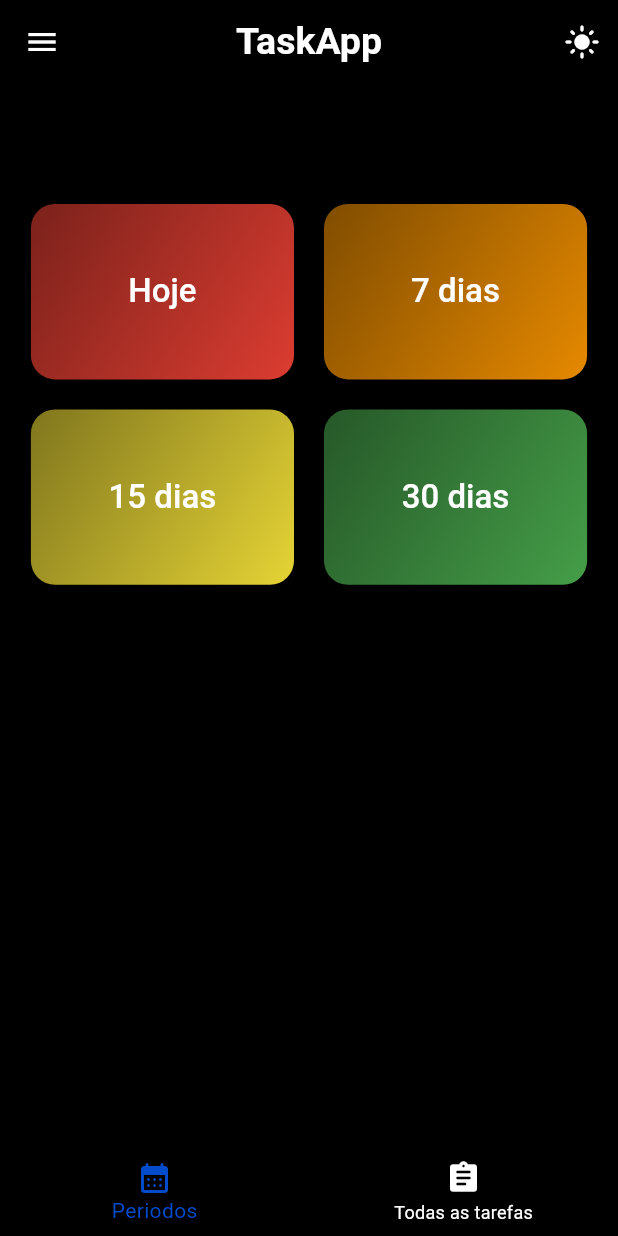
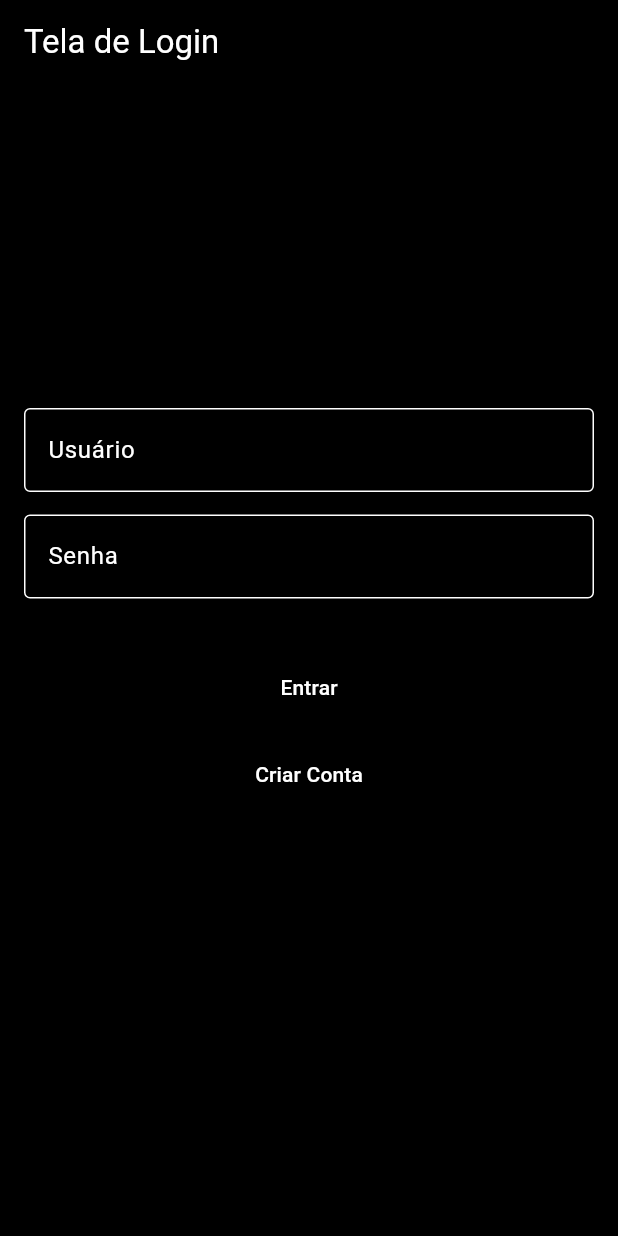
Before and after one commit to MatheusSousa28/tasks-app, a Flutter app: the screen it shows after launch, on a phone screen of 412 x 824 dp. Run offline on Flutter 3.47's test engine with Material 3 defaults, Android fonts, the light colour scheme and no system bars; our stand-ins replace flutter_riverpod, shared_preferences.

Commit message:
Adiciona telas de login e cadastro com navegação para HomePage

```diff
--- a/Front-end/lib/main.dart
+++ b/Front-end/lib/main.dart
@@ -2,6 +2,8 @@ import 'package:flutter/material.dart';
 import 'package:tasksapp/screens/home_page.dart';
 import 'package:flutter_riverpod/flutter_riverpod.dart';
 import 'package:tasksapp/providers/theme_provider.dart';
+import 'package:tasksapp/screens/tela_login.dart';
+
 
 void main() {
   runApp(
@@ -42,7 +44,7 @@ class TasksApp extends ConsumerWidget {
           secondary: Color.fromARGB(255, 0, 75, 204)
         ),
       ),
-      home: const HomePage(),
+      home: const TelaLogin(),
     );
   }
 }
--- /dev/null
+++ b/Front-end/lib/screens/tela_login.dart
@@ -0,0 +1,149 @@
+    import 'dart:convert';
+import 'dart:io';
+import 'package:flutter/material.dart';
+import 'package:path_provider/path_provider.dart';
+import 'tela_cadastro.dart';
+import 'home_page.dart'; // <-- adicionei a import da HomePage
+
+//função pra carregar usuario salvo
+Future<Map<String, dynamic>?> carregarUsuario() async {
+  final dir = await getApplicationDocumentsDirectory();
+  final file = File('${dir.path}/usuario.json');
+
+  if (!await file.exists()) {
+    return null; // não existe ainda
+  }
+
+  String conteudo = await file.readAsString();
+  return jsonDecode(conteudo);
+}
+
+//tela de login
+class TelaLogin extends StatefulWidget {
+  const TelaLogin({super.key});
+
+  @override
+  State<TelaLogin> createState() => _TelaLoginState();
+}
+
+class _TelaLoginState extends State<TelaLogin> {
+  final TextEditingController userController = TextEditingController();
+  final TextEditingController senhaController = TextEditingController();
+
+  String erro = ""; // mensagem de erro
+
+  // funcao de login
+  Future<void> fazerLogin() async {
+    Map<String, dynamic>? dados = await carregarUsuario();
+
+    if (dados == null) {
+      setState(() {
+        erro = "Nenhum usuário cadastrado. Crie sua conta.";
+      });
+
+      //limpa a mensagem de erro da tela após 3 segundos
+      Future.delayed(const Duration(seconds: 3), () {
+        setState(() {
+          erro = "";
+        });
+      });
+
+      return;
+    }
+
+    String userSalvo = dados["username"];
+    String senhaSalva = dados["password"];
+
+    String user = userController.text.trim();
+    String senha = senhaController.text;
+
+    if (user == userSalvo && senha == senhaSalva) {
+      //login ok
+      ScaffoldMessenger.of(context).showSnackBar(
+        const SnackBar(content: Text("Login realizado com sucesso!")),
+      );
+
+      // Navega para a HomePage
+      Future.delayed(const Duration(milliseconds: 500), () {
+        Navigator.pushReplacement(
+          context,
+          MaterialPageRoute(builder: (_) => const HomePage()),
+        );
+      });
+
+    } else {
+      setState(() {
+        erro = "Usuário ou senha incorretos!";
+      });
+
+      // Limpa a mensagem automaticamente após 3 segundos
+      Future.delayed(const Duration(seconds: 3), () {
+        setState(() {
+          erro = "";
+        });
+      });
+    }
+  }
+
+  @override
+  Widget build(BuildContext context) {
+    return Scaffold(
+      appBar: AppBar(title: const Text("Tela de Login")),
+      body: Padding(
+        padding: const EdgeInsets.all(16.0),
+        child: Column(
+          children: [
+             const SizedBox(height: 200),
+            //campo usuário
+            TextField(
+              controller: userController,
+              decoration: const InputDecoration(
+                labelText: "Usuário",
+                border: OutlineInputBorder(),
+              ),
+            ),
+            const SizedBox(height: 15),
+
+            // campo senha
+            TextField(
+              controller: senhaController,
+              obscureText: true,
+              decoration: const InputDecoration(
+                labelText: "Senha",
+                border: OutlineInputBorder(),
+              ),
+            ),
+            const SizedBox(height: 15),
+
+            //mensagem de erro
+            if (erro.isNotEmpty)
+              Text(
+                erro,
+                style: const TextStyle(color: Colors.red),
+              ),
+
+            const SizedBox(height: 20),
+
+            //Botão login
+            ElevatedButton(
+              onPressed: fazerLogin,
+              child: const Text("Entrar"),
+            ),
+            const SizedBox(height: 10),
+
+            //botão Criar Conta
+            TextButton(
+              onPressed: () {
+                Navigator.push(
+                  context,
+                  MaterialPageRoute(builder: (_) => const TelaCadastro()),
+                );
+              },
+              child: const Text("Criar Conta"),
+            ),
+          ],
+        ),
+      ),
+    );
+  }
+}
--- a/Front-end/pubspec.yaml
+++ b/Front-end/pubspec.yaml
@@ -31,6 +31,7 @@ dependencies:
   flutter:
     sdk: flutter
   shared_preferences: ^2.2.2
+  path_provider: 2.1.5
 
   intl: ^0.19.0
   # The following adds the Cupertino Icons font to your application.
```
Also changed, not shown: Front-end/lib/screens/tela_cadastro.dart (added, +186 -0 lines), Front-end/flutter_01.png (added), Front-end/flutter_02.png (added), Front-end/flutter_03.png (added), Front-end/pubspec.lock, 1 other file.
